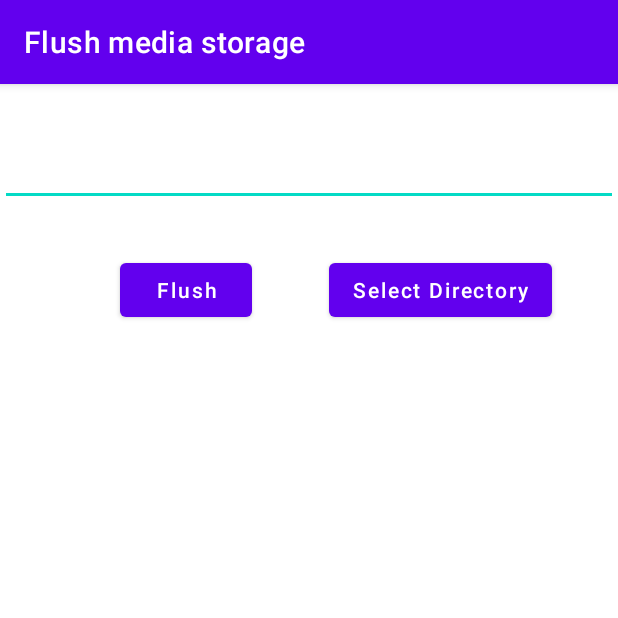
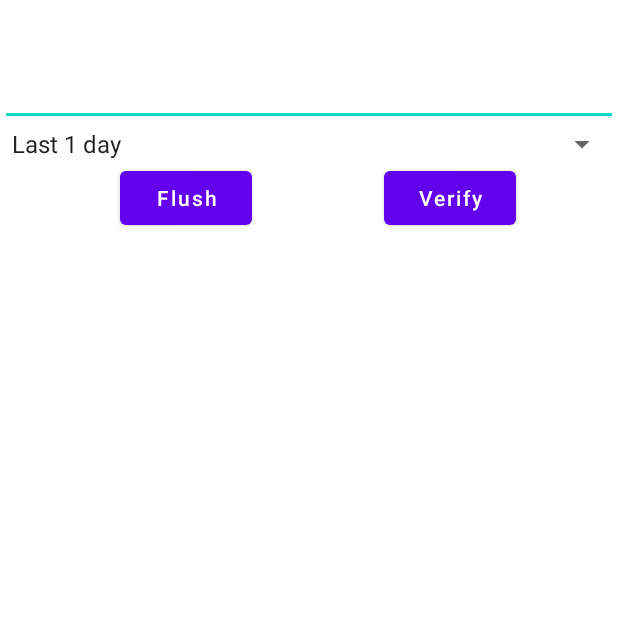
Before and after one commit to KunoiSayami/flush-media-storage, an Android app: the screen it shows after launch (MainActivity), on a phone screen of 412 x 824 dp, the top half of it. Run offline under Robolectric (Android 15) with nearby library versions, the phone set to English and light mode, and no system bars.

Commit message:
feat: Add drop down menu for time interval
Signed-off-by: KunoiSayami <i@leanhe.dev>

```diff
--- a/app/src/main/java/com/github/kunoisayami/flushmediastorage/MainActivity.java
+++ b/app/src/main/java/com/github/kunoisayami/flushmediastorage/MainActivity.java
@@ -7,24 +7,45 @@ import android.Manifest;
 import android.content.Context;
 import android.content.SharedPreferences;
 import android.content.pm.PackageManager;
+import android.media.MediaScannerConnection;
 import android.os.Bundle;
 import android.os.Environment;
 import android.util.Log;
+import android.widget.ArrayAdapter;
 import android.widget.Button;
 import android.widget.EditText;
+import android.widget.Spinner;
 import android.widget.TextView;
 import android.widget.Toast;
 
 import java.io.File;
+import java.util.ArrayList;
+import java.util.Arrays;
+import java.util.Collections;
+import java.util.HashMap;
+import java.util.Map;
+import java.util.stream.Collectors;
 
 public class MainActivity extends AppCompatActivity {
 
     private static final String TAG = "FlushMediaStorage";
+    private static final Long SPECIAL_NUMBER = 1145141919810L;
+    private static final Map<Long, Long> SELECT_2_TIME;
+    static {
+        Map<Long, Long> m = new HashMap<>();
+        m.put(0L, 24 * 3600L);
+        m.put(1L, 24 * 3 * 3600L);
+        m.put(2L, 24 * 7 * 3600L);
+        m.put(3L, 24 * 30 * 3600L);
+        m.put(4L, 24 * 180 * 3600L);
+        m.put(5L, SPECIAL_NUMBER);
+        SELECT_2_TIME = Collections.unmodifiableMap(m);
+    }
     @Override
     protected void onCreate(Bundle savedInstanceState) {
         super.onCreate(savedInstanceState);
         setContentView(R.layout.activity_main);
-        initButton();
+        initElements();
         try {
             grantPermission();
         } catch (Exception e) {
@@ -33,9 +54,10 @@ public class MainActivity extends AppCompatActivity {
         }
     }
 
-    Button btnFlush, btnSelectDirectory;
-    TextView txtDefaultOutput;
+    Button btnFlush, btnVerifyDirectory;
+    TextView txtDefaultOutput, txtStatus;
     EditText etDirectoryInput;
+    Spinner spMode;
 
     void grantPermission() {
         String[] permissionsStorage = {Manifest.permission.READ_EXTERNAL_STORAGE};
@@ -56,8 +78,13 @@ public class MainActivity extends AppCompatActivity {
         sharedPref.edit().putString(getString(R.string.key_input_data), text).apply();
     }
 
-    void iterFiles(String directory) {
+    void iterFiles(String directory, long time_delta) {
+        Log.d(TAG, "iterFiles: " + time_delta);
+        long current = System.currentTimeMillis();
+        StringBuilder stringBuilder = new StringBuilder();
         String real_path = Environment.getExternalStorageDirectory() + directory;
+        stringBuilder.append("Path: ").append(real_path).append("\n");
+        txtDefaultOutput.setText(stringBuilder);
         Log.d(TAG, "iterFiles: " + real_path);
         File real_directory = new File(real_path);
         File[] files = real_directory.listFiles();
@@ -68,27 +95,54 @@ public class MainActivity extends AppCompatActivity {
             toast.show();
             return;
         }
-        for (File f: files) {
-            Log.d(TAG, "iterFiles: " + f);
+        ArrayList<String> paths;
+
+        if (time_delta == SPECIAL_NUMBER) {
+            paths = (ArrayList<String>) Arrays.stream(files).map(File::getAbsolutePath).collect(Collectors.toList());
+        } else {
+            paths = new ArrayList<>();
+            for (File f: files) {
+                if ((current - f.lastModified()) / 1000 < time_delta) {
+                    paths.add(f.getAbsolutePath());
+                }
+            }
         }
+        stringBuilder.append("Total: ").append(paths.size()).append("\n");
+        txtDefaultOutput.setText(stringBuilder);
+
+        MediaScannerConnection.scanFile(this, paths.toArray(new String[0]), null, (path, uri) -> {
+            //Log.i(TAG, String.format("Scanned path %s -> URI = %s", path, uri.toString()));
+        });
+        txtDefaultOutput.setText(stringBuilder.append(getString(R.string.str_completed)));
     }
 
-    void initButton() {
+
+    void initElements() {
         btnFlush = findViewById(R.id.btn_flush);
-        btnSelectDirectory = findViewById(R.id.btn_select_directory);
+        btnVerifyDirectory = findViewById(R.id.btn_verify_directory);
         txtDefaultOutput = findViewById(R.id.text_output);
+        txtStatus = findViewById(R.id.text_status);
         etDirectoryInput = findViewById(R.id.et_directory_input);
+        spMode = findViewById(R.id.spinner_mode);
+        ArrayAdapter<CharSequence> adapter = ArrayAdapter.createFromResource(this, R.array.sp_drop_down_menu, android.R.layout.simple_spinner_item);
+        spMode.setAdapter(adapter);
         etDirectoryInput.setText(getStoreText());
 
         btnFlush.setOnClickListener( l -> {
             String directory = etDirectoryInput.getText().toString();
             try {
                 storeText(directory);
-                iterFiles(directory);
+                iterFiles(directory, SELECT_2_TIME.get(spMode.getSelectedItemId()));
             } catch (Exception e) {
                 txtDefaultOutput.setText(Log.getStackTraceString(e));
                 e.printStackTrace();
             }
         });
+
+
+        btnVerifyDirectory.setOnClickListener( l -> {
+            String directory = etDirectoryInput.getText().toString();
+            txtStatus.setText(Environment.getExternalStorageDirectory() + directory);
+        });
     }
 }
--- a/app/src/main/res/layout/activity_main.xml
+++ b/app/src/main/res/layout/activity_main.xml
@@ -11,18 +11,17 @@
         android:layout_width="wrap_content"
         android:layout_height="wrap_content"
         android:layout_marginStart="80dp"
-        android:layout_marginTop="32dp"
         android:text="@string/str_btn_flush_name"
         android:textAllCaps="false"
         app:layout_constraintStart_toStartOf="parent"
-        app:layout_constraintTop_toBottomOf="@+id/et_directory_input" />
+        app:layout_constraintTop_toBottomOf="@+id/spinner_mode" />
 
     <Button
-        android:id="@+id/btn_select_directory"
+        android:id="@+id/btn_verify_directory"
         android:layout_width="wrap_content"
         android:layout_height="wrap_content"
-        android:layout_marginEnd="44dp"
-        android:text="@string/str_btn_select_directory"
+        android:layout_marginEnd="68dp"
+        android:text="@string/str_btn_verify_directory"
         android:textAllCaps="false"
         app:layout_constraintBottom_toBottomOf="@+id/btn_flush"
         app:layout_constraintEnd_toEndOf="parent"
@@ -32,10 +31,14 @@
     <TextView
         android:id="@+id/text_output"
         android:layout_width="0dp"
-        android:layout_height="wrap_content"
+        android:layout_height="151dp"
+        android:layout_marginTop="4dp"
+        android:scrollbars="vertical"
+        android:verticalScrollbarPosition="defaultPosition"
         app:layout_constraintEnd_toEndOf="parent"
+        app:layout_constraintHorizontal_bias="0.0"
         app:layout_constraintStart_toStartOf="parent"
-        app:layout_constraintTop_toBottomOf="@+id/btn_flush" />
+        app:layout_constraintTop_toBottomOf="@+id/text_status" />
 
     <EditText
         android:id="@+id/et_directory_input"
@@ -44,8 +47,29 @@
         android:layout_marginTop="36dp"
         android:ems="10"
         android:inputType="textPersonName"
+        android:minHeight="48dp"
         app:layout_constraintEnd_toEndOf="parent"
         app:layout_constraintHorizontal_bias="0.497"
         app:layout_constraintStart_toStartOf="parent"
         app:layout_constraintTop_toTopOf="parent" />
+
+    <TextView
+        android:id="@+id/text_status"
+        android:layout_width="0dp"
+        android:layout_height="25dp"
+        android:layout_marginTop="68dp"
+        app:layout_constraintEnd_toEndOf="parent"
+        app:layout_constraintHorizontal_bias="0.0"
+        app:layout_constraintStart_toStartOf="parent"
+        app:layout_constraintTop_toBottomOf="@+id/btn_flush" />
+
+    <Spinner
+        android:id="@+id/spinner_mode"
+        android:layout_width="0dp"
+        android:layout_height="wrap_content"
+        android:spinnerMode="dropdown"
+        app:layout_constraintEnd_toEndOf="parent"
+        app:layout_constraintHorizontal_bias="1.0"
+        app:layout_constraintStart_toStartOf="parent"
+        app:layout_constraintTop_toBottomOf="@+id/et_directory_input" />
 </androidx.constraintlayout.widget.ConstraintLayout>
--- a/app/src/main/res/values-night/themes.xml
+++ b/app/src/main/res/values-night/themes.xml
@@ -1,6 +1,6 @@
 <resources xmlns:tools="http://schemas.android.com/tools">
     <!-- Base application theme. -->
-    <style name="Theme.FlushMediaStorage" parent="Theme.MaterialComponents.DayNight.DarkActionBar">
+    <style name="Theme.FlushMediaStorage" parent="Theme.MaterialComponents.DayNight.NoActionBar">
         <!-- Primary brand color. -->
         <item name="colorPrimary">@color/purple_200</item>
         <item name="colorPrimaryVariant">@color/purple_700</item>
--- a/app/src/main/res/values/strings.xml
+++ b/app/src/main/res/values/strings.xml
@@ -1,8 +1,17 @@
 <resources>
     <string name="app_name">Flush media storage</string>
     <string name="str_btn_flush_name">Flush</string>
-    <string name="str_btn_select_directory">Select Directory</string>
+    <string name="str_btn_verify_directory">Verify</string>
     <string name="str_empty_directory">Directory is empty</string>
+    <string name="str_completed">Completed</string>
     <string name="key_pref_file">DEFAULT_PREF</string>
     <string name="key_input_data">INPUT_DIRECTORY</string>
+    <string-array name="sp_drop_down_menu">
+        <item>Last 1 day</item>
+        <item>Last 3 days</item>
+        <item>Last 7 days</item>
+        <item>Last 30 days</item>
+        <item>Last 180 days</item>
+        <item>All</item>
+    </string-array>
 </resources>
--- a/app/src/main/res/values/themes.xml
+++ b/app/src/main/res/values/themes.xml
@@ -1,6 +1,6 @@
 <resources xmlns:tools="http://schemas.android.com/tools">
     <!-- Base application theme. -->
-    <style name="Theme.FlushMediaStorage" parent="Theme.MaterialComponents.DayNight.DarkActionBar">
+    <style name="Theme.FlushMediaStorage" parent="Theme.MaterialComponents.DayNight.NoActionBar">
         <!-- Primary brand color. -->
         <item name="colorPrimary">@color/purple_500</item>
         <item name="colorPrimaryVariant">@color/purple_700</item>
```
